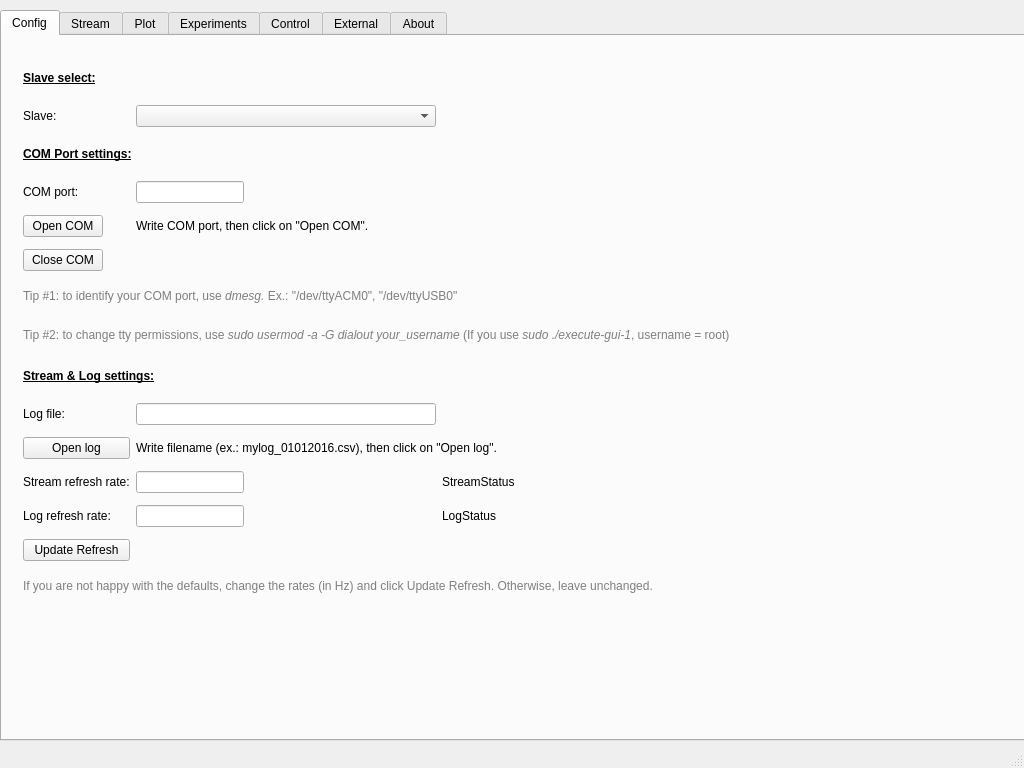
First picture: the form in execute-gui-1/mainwindow.ui, repository JFDuval/FlexSEA, before the edit.
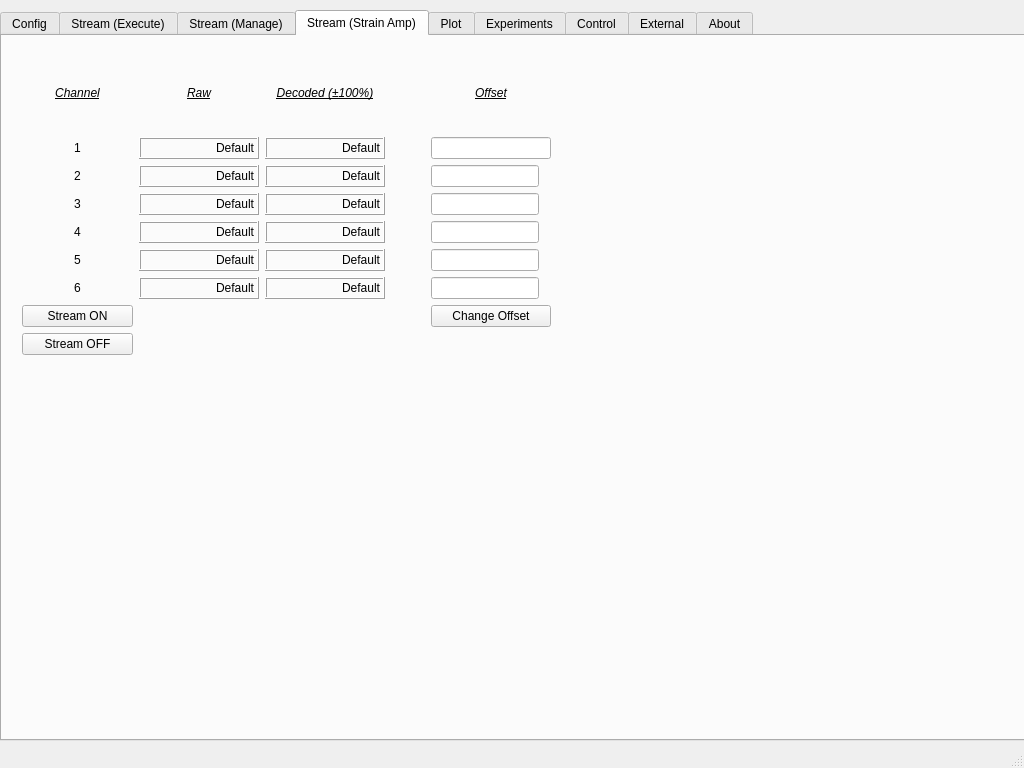
Second picture: the form after the edit. Custom widgets are drawn as their Qt base class.

Commit message: Much better integration of the Strain Amp

```diff
--- a/execute-gui-1/mainwindow.ui
+++ b/execute-gui-1/mainwindow.ui
@@ -42,7 +42,7 @@
      </rect>
     </property>
     <property name="currentIndex">
-     <number>0</number>
+     <number>3</number>
     </property>
     <widget class="QWidget" name="config">
      <attribute name="title">
@@ -402,7 +402,7 @@
     </widget>
     <widget class="QWidget" name="stream_min">
      <attribute name="title">
-      <string>Stream</string>
+      <string>Stream (Execute)</string>
      </attribute>
      <widget class="QWidget" name="gridLayoutWidget_2">
       <property name="geometry">
@@ -1400,6 +1400,591 @@
       </layout>
      </widget>
     </widget>
+    <widget class="QWidget" name="tab_2">
+     <attribute name="title">
+      <string>Stream (Manage)</string>
+     </attribute>
+    </widget>
+    <widget class="QWidget" name="tab">
+     <attribute name="title">
+      <string>Stream (Strain Amp)</string>
+     </attribute>
+     <widget class="QWidget" name="gridLayoutWidget_9">
+      <property name="geometry">
+       <rect>
+        <x>9</x>
+        <y>9</y>
+        <width>551</width>
+        <height>341</height>
+       </rect>
+      </property>
+      <layout class="QGridLayout" name="gridLayout_10">
+       <item row="5" column="0">
+        <widget class="QLabel" name="label_67">
+         <property name="layoutDirection">
+          <enum>Qt::LeftToRight</enum>
+         </property>
+         <property name="text">
+          <string>5</string>
+         </property>
+         <property name="alignment">
+          <set>Qt::AlignCenter</set>
+         </property>
+        </widget>
+       </item>
+       <item row="0" column="1">
+        <widget class="QLabel" name="label_32">
+         <property name="text">
+          <string>&lt;html&gt;&lt;head/&gt;&lt;body&gt;&lt;p&gt;&lt;span style=&quot; font-style:italic; text-decoration: underline;&quot;&gt;Raw&lt;/span&gt;&lt;/p&gt;&lt;/body&gt;&lt;/html&gt;</string>
+         </property>
+         <property name="alignment">
+          <set>Qt::AlignCenter</set>
+         </property>
+        </widget>
+       </item>
+       <item row="6" column="1">
+        <widget class="QLabel" name="disp_strain_ch6">
+         <property name="autoFillBackground">
+          <bool>false</bool>
+         </property>
+         <property name="frameShape">
+          <enum>QFrame::Box</enum>
+         </property>
+         <property name="frameShadow">
+          <enum>QFrame::Raised</enum>
+         </property>
+         <property name="lineWidth">
+          <number>1</number>
+         </property>
+         <property name="text">
+          <string>Default</string>
+         </property>
+         <property name="alignment">
+          <set>Qt::AlignRight|Qt::AlignTrailing|Qt::AlignVCenter</set>
+         </property>
+        </widget>
+       </item>
+       <item row="7" column="0">
+        <widget class="QPushButton" name="stream_SA_ONbutto">
+         <property name="text">
+          <string>Stream ON</string>
+         </property>
+        </widget>
+       </item>
+       <item row="1" column="1">
+        <widget class="QLabel" name="disp_strain_ch1">
+         <property name="autoFillBackground">
+          <bool>false</bool>
+         </property>
+         <property name="frameShape">
+          <enum>QFrame::Box</enum>
+         </property>
+         <property name="frameShadow">
+          <enum>QFrame::Raised</enum>
+         </property>
+         <property name="lineWidth">
+          <number>1</number>
+         </property>
+         <property name="text">
+          <string>Default</string>
+         </property>
+         <property name="alignment">
+          <set>Qt::AlignRight|Qt::AlignTrailing|Qt::AlignVCenter</set>
+         </property>
+        </widget>
+       </item>
+       <item row="5" column="2">
+        <widget class="QLabel" name="disp_strain_ch5_d">
+         <property name="autoFillBackground">
+          <bool>false</bool>
+         </property>
+         <property name="frameShape">
+          <enum>QFrame::Box</enum>
+         </property>
+         <property name="frameShadow">
+          <enum>QFrame::Raised</enum>
+         </property>
+         <property name="lineWidth">
+          <number>1</number>
+         </property>
+         <property name="text">
+          <string>Default</string>
+         </property>
+         <property name="alignment">
+          <set>Qt::AlignRight|Qt::AlignTrailing|Qt::AlignVCenter</set>
+         </property>
+        </widget>
+       </item>
+       <item row="6" column="2">
+        <widget class="QLabel" name="disp_strain_ch6_d">
+         <property name="autoFillBackground">
+          <bool>false</bool>
+         </property>
+         <property name="frameShape">
+          <enum>QFrame::Box</enum>
+         </property>
+         <property name="frameShadow">
+          <enum>QFrame::Raised</enum>
+         </property>
+         <property name="lineWidth">
+          <number>1</number>
+         </property>
+         <property name="text">
+          <string>Default</string>
+         </property>
+         <property name="alignment">
+          <set>Qt::AlignRight|Qt::AlignTrailing|Qt::AlignVCenter</set>
+         </property>
+        </widget>
+       </item>
+       <item row="8" column="0">
+        <widget class="QPushButton" name="stream_SA_OFFbutton">
+         <property name="text">
+          <string>Stream OFF</string>
+         </property>
+        </widget>
+       </item>
+       <item row="0" column="0">
+        <widget class="QLabel" name="label_33">
+         <property name="text">
+          <string>&lt;html&gt;&lt;head/&gt;&lt;body&gt;&lt;p&gt;&lt;span style=&quot; font-style:italic; text-decoration: underline;&quot;&gt;Channel&lt;/span&gt;&lt;/p&gt;&lt;/body&gt;&lt;/html&gt;</string>
+         </property>
+         <property name="alignment">
+          <set>Qt::AlignCenter</set>
+         </property>
+        </widget>
+       </item>
+       <item row="1" column="2">
+        <widget class="QLabel" name="disp_strain_ch1_d">
+         <property name="autoFillBackground">
+          <bool>false</bool>
+         </property>
+         <property name="frameShape">
+          <enum>QFrame::Box</enum>
+         </property>
+         <property name="frameShadow">
+          <enum>QFrame::Raised</enum>
+         </property>
+         <property name="lineWidth">
+          <number>1</number>
+         </property>
+         <property name="text">
+          <string>Default</string>
+         </property>
+         <property name="alignment">
+          <set>Qt::AlignRight|Qt::AlignTrailing|Qt::AlignVCenter</set>
+         </property>
+        </widget>
+       </item>
+       <item row="2" column="0">
+        <widget class="QLabel" name="label_35">
+         <property name="layoutDirection">
+          <enum>Qt::LeftToRight</enum>
+         </property>
+         <property name="text">
+          <string>2</string>
+         </property>
+         <property name="alignment">
+          <set>Qt::AlignCenter</set>
+         </property>
+        </widget>
+       </item>
+       <item row="0" column="4">
+        <widget class="QLabel" name="label_68">
+         <property name="text">
+          <string>&lt;html&gt;&lt;head/&gt;&lt;body&gt;&lt;p&gt;&lt;span style=&quot; font-style:italic; text-decoration: underline;&quot;&gt;Offset&lt;/span&gt;&lt;/p&gt;&lt;/body&gt;&lt;/html&gt;</string>
+         </property>
+         <property name="alignment">
+          <set>Qt::AlignCenter</set>
+         </property>
+        </widget>
+       </item>
+       <item row="4" column="0">
+        <widget class="QLabel" name="label_70">
+         <property name="layoutDirection">
+          <enum>Qt::LeftToRight</enum>
+         </property>
+         <property name="text">
+          <string>4</string>
+         </property>
+         <property name="alignment">
+          <set>Qt::AlignCenter</set>
+         </property>
+        </widget>
+       </item>
+       <item row="5" column="1">
+        <widget class="QLabel" name="disp_strain_ch5">
+         <property name="autoFillBackground">
+          <bool>false</bool>
+         </property>
+         <property name="frameShape">
+          <enum>QFrame::Box</enum>
+         </property>
+         <property name="frameShadow">
+          <enum>QFrame::Raised</enum>
+         </property>
+         <property name="lineWidth">
+          <number>1</number>
+         </property>
+         <property name="text">
+          <string>Default</string>
+         </property>
+         <property name="alignment">
+          <set>Qt::AlignRight|Qt::AlignTrailing|Qt::AlignVCenter</set>
+         </property>
+        </widget>
+       </item>
+       <item row="3" column="0">
+        <widget class="QLabel" name="label_36">
+         <property name="layoutDirection">
+          <enum>Qt::LeftToRight</enum>
+         </property>
+         <property name="text">
+          <string>3</string>
+         </property>
+         <property name="alignment">
+          <set>Qt::AlignCenter</set>
+         </property>
+        </widget>
+       </item>
+       <item row="6" column="0">
+        <widget class="QLabel" name="label_69">
+         <property name="layoutDirection">
+          <enum>Qt::LeftToRight</enum>
+         </property>
+         <property name="text">
+          <string>6</string>
+         </property>
+         <property name="alignment">
+          <set>Qt::AlignCenter</set>
+         </property>
+        </widget>
+       </item>
+       <item row="0" column="2">
+        <widget class="QLabel" name="label_31">
+         <property name="text">
+          <string>&lt;html&gt;&lt;head/&gt;&lt;body&gt;&lt;p&gt;&lt;span style=&quot; font-style:italic; text-decoration: underline;&quot;&gt;Decoded (±100%)&lt;/span&gt;&lt;/p&gt;&lt;/body&gt;&lt;/html&gt;</string>
+         </property>
+         <property name="alignment">
+          <set>Qt::AlignCenter</set>
+         </property>
+        </widget>
+       </item>
+       <item row="1" column="0">
+        <widget class="QLabel" name="label_34">
+         <property name="layoutDirection">
+          <enum>Qt::LeftToRight</enum>
+         </property>
+         <property name="text">
+          <string>1</string>
+         </property>
+         <property name="alignment">
+          <set>Qt::AlignCenter</set>
+         </property>
+        </widget>
+       </item>
+       <item row="2" column="1">
+        <widget class="QLabel" name="disp_strain_ch2">
+         <property name="autoFillBackground">
+          <bool>false</bool>
+         </property>
+         <property name="frameShape">
+          <enum>QFrame::Box</enum>
+         </property>
+         <property name="frameShadow">
+          <enum>QFrame::Raised</enum>
+         </property>
+         <property name="lineWidth">
+          <number>1</number>
+         </property>
+         <property name="text">
+          <string>Default</string>
+         </property>
+         <property name="alignment">
+          <set>Qt::AlignRight|Qt::AlignTrailing|Qt::AlignVCenter</set>
+         </property>
+        </widget>
+       </item>
+       <item row="3" column="1">
+        <widget class="QLabel" name="disp_strain_ch3">
+         <property name="autoFillBackground">
+          <bool>false</bool>
+         </property>
+         <property name="frameShape">
+          <enum>QFrame::Box</enum>
+         </property>
+         <property name="frameShadow">
+          <enum>QFrame::Raised</enum>
+         </property>
+         <property name="lineWidth">
+          <number>1</number>
+         </property>
+         <property name="text">
+          <string>Default</string>
+         </property>
+         <property name="alignment">
+          <set>Qt::AlignRight|Qt::AlignTrailing|Qt::AlignVCenter</set>
+         </property>
+        </widget>
+       </item>
+       <item row="3" column="2">
+        <widget class="QLabel" name="disp_strain_ch3_d">
+         <property name="autoFillBackground">
+          <bool>false</bool>
+         </property>
+         <property name="frameShape">
+          <enum>QFrame::Box</enum>
+         </property>
+         <property name="frameShadow">
+          <enum>QFrame::Raised</enum>
+         </property>
+         <property name="lineWidth">
+          <number>1</number>
+         </property>
+         <property name="text">
+          <string>Default</string>
+         </property>
+         <property name="alignment">
+          <set>Qt::AlignRight|Qt::AlignTrailing|Qt::AlignVCenter</set>
+         </property>
+        </widget>
+       </item>
+       <item row="2" column="2">
+        <widget class="QLabel" name="disp_strain_ch2_d">
+         <property name="autoFillBackground">
+          <bool>false</bool>
+         </property>
+         <property name="frameShape">
+          <enum>QFrame::Box</enum>
+         </property>
+         <property name="frameShadow">
+          <enum>QFrame::Raised</enum>
+         </property>
+         <property name="lineWidth">
+          <number>1</number>
+         </property>
+         <property name="text">
+          <string>Default</string>
+         </property>
+         <property name="alignment">
+          <set>Qt::AlignRight|Qt::AlignTrailing|Qt::AlignVCenter</set>
+         </property>
+        </widget>
+       </item>
+       <item row="4" column="2">
+        <widget class="QLabel" name="disp_strain_ch4_d">
+         <property name="autoFillBackground">
+          <bool>false</bool>
+         </property>
+         <property name="frameShape">
+          <enum>QFrame::Box</enum>
+         </property>
+         <property name="frameShadow">
+          <enum>QFrame::Raised</enum>
+         </property>
+         <property name="lineWidth">
+          <number>1</number>
+         </property>
+         <property name="text">
+          <string>Default</string>
+         </property>
+         <property name="alignment">
+          <set>Qt::AlignRight|Qt::AlignTrailing|Qt::AlignVCenter</set>
+         </property>
+        </widget>
+       </item>
+       <item row="4" column="1">
+        <widget class="QLabel" name="disp_strain_ch4">
+         <property name="autoFillBackground">
+          <bool>false</bool>
+         </property>
+         <property name="frameShape">
+          <enum>QFrame::Box</enum>
+         </property>
+         <property name="frameShadow">
+          <enum>QFrame::Raised</enum>
+         </property>
+         <property name="lineWidth">
+          <number>1</number>
+         </property>
+         <property name="text">
+          <string>Default</string>
+         </property>
+         <property name="alignment">
+          <set>Qt::AlignRight|Qt::AlignTrailing|Qt::AlignVCenter</set>
+         </property>
+        </widget>
+       </item>
+       <item row="9" column="4">
+        <spacer name="horizontalSpacer_7">
+         <property name="orientation">
+          <enum>Qt::Horizontal</enum>
+         </property>
+         <property name="sizeType">
+          <enum>QSizePolicy::Fixed</enum>
+         </property>
+         <property name="sizeHint" stdset="0">
+          <size>
+           <width>120</width>
+           <height>20</height>
+          </size>
+         </property>
+        </spacer>
+       </item>
+       <item row="9" column="1">
+        <spacer name="horizontalSpacer_5">
+         <property name="orientation">
+          <enum>Qt::Horizontal</enum>
+         </property>
+         <property name="sizeType">
+          <enum>QSizePolicy::Fixed</enum>
+         </property>
+         <property name="sizeHint" stdset="0">
+          <size>
+           <width>120</width>
+           <height>20</height>
+          </size>
+         </property>
+        </spacer>
+       </item>
+       <item row="9" column="2">
+        <spacer name="horizontalSpacer_4">
+         <property name="orientation">
+          <enum>Qt::Horizontal</enum>
+         </property>
+         <property name="sizeType">
+          <enum>QSizePolicy::Fixed</enum>
+         </property>
+         <property name="sizeHint" stdset="0">
+          <size>
+           <width>120</width>
+           <height>20</height>
+          </size>
+         </property>
+        </spacer>
+       </item>
+       <item row="9" column="3">
+        <spacer name="horizontalSpacer_6">
+         <property name="orientation">
+          <enum>Qt::Horizontal</enum>
+         </property>
+         <property name="sizeType">
+          <enum>QSizePolicy::Fixed</enum>
+         </property>
+         <property name="sizeHint" stdset="0">
+          <size>
+           <width>40</width>
+           <height>20</height>
+          </size>
+         </property>
+        </spacer>
+       </item>
+       <item row="7" column="4">
+        <widget class="QPushButton" name="stream_SA_RefreshOffset">
+         <property name="text">
+          <string>Change Offset</string>
+         </property>
+        </widget>
+       </item>
+       <item row="1" column="4">
+        <widget class="QLineEdit" name="strain_offs_ch1">
+         <property name="sizePolicy">
+          <sizepolicy hsizetype="Preferred" vsizetype="Fixed">
+           <horstretch>0</horstretch>
+           <verstretch>0</verstretch>
+          </sizepolicy>
+         </property>
+         <property name="minimumSize">
+          <size>
+           <width>0</width>
+           <height>0</height>
+          </size>
+         </property>
+         <property name="sizeIncrement">
+          <size>
+           <width>100</width>
+           <height>0</height>
+          </size>
+         </property>
+         <property name="baseSize">
+          <size>
+           <width>100</width>
+           <height>0</height>
+          </size>
+         </property>
+         <property name="alignment">
+          <set>Qt::AlignRight|Qt::AlignTrailing|Qt::AlignVCenter</set>
+         </property>
+        </widget>
+       </item>
+       <item row="2" column="4">
+        <widget class="QLineEdit" name="strain_offs_ch2">
+         <property name="sizePolicy">
+          <sizepolicy hsizetype="Fixed" vsizetype="Fixed">
+           <horstretch>0</horstretch>
+           <verstretch>0</verstretch>
+          </sizepolicy>
+         </property>
+         <property name="alignment">
+          <set>Qt::AlignRight|Qt::AlignTrailing|Qt::AlignVCenter</set>
+         </property>
+        </widget>
+       </item>
+       <item row="3" column="4">
+        <widget class="QLineEdit" name="strain_offs_ch3">
+         <property name="sizePolicy">
+          <sizepolicy hsizetype="Fixed" vsizetype="Fixed">
+           <horstretch>0</horstretch>
+           <verstretch>0</verstretch>
+          </sizepolicy>
+         </property>
+         <property name="alignment">
+          <set>Qt::AlignRight|Qt::AlignTrailing|Qt::AlignVCenter</set>
+         </property>
+        </widget>
+       </item>
+       <item row="4" column="4">
+        <widget class="QLineEdit" name="strain_offs_ch4">
+         <property name="sizePolicy">
+          <sizepolicy hsizetype="Fixed" vsizetype="Fixed">
+           <horstretch>0</horstretch>
+           <verstretch>0</verstretch>
+          </sizepolicy>
+         </property>
+         <property name="alignment">
+          <set>Qt::AlignRight|Qt::AlignTrailing|Qt::AlignVCenter</set>
+         </property>
+        </widget>
+       </item>
+       <item row="5" column="4">
+        <widget class="QLineEdit" name="strain_offs_ch5">
+         <property name="sizePolicy">
+          <sizepolicy hsizetype="Fixed" vsizetype="Fixed">
+           <horstretch>0</horstretch>
+           <verstretch>0</verstretch>
+          </sizepolicy>
+         </property>
+         <property name="alignment">
+          <set>Qt::AlignRight|Qt::AlignTrailing|Qt::AlignVCenter</set>
+         </property>
+        </widget>
+       </item>
+       <item row="6" column="4">
+        <widget class="QLineEdit" name="strain_offs_ch6">
+         <property name="sizePolicy">
+          <sizepolicy hsizetype="Fixed" vsizetype="Fixed">
+           <horstretch>0</horstretch>
+           <verstretch>0</verstretch>
+          </sizepolicy>
+         </property>
+         <property name="alignment">
+          <set>Qt::AlignRight|Qt::AlignTrailing|Qt::AlignVCenter</set>
+         </property>
+        </widget>
+       </item>
+      </layout>
+     </widget>
+    </widget>
     <widget class="QWidget" name="plot">
      <attribute name="title">
       <string>Plot</string>
```
The commit also changes 8 other files.
